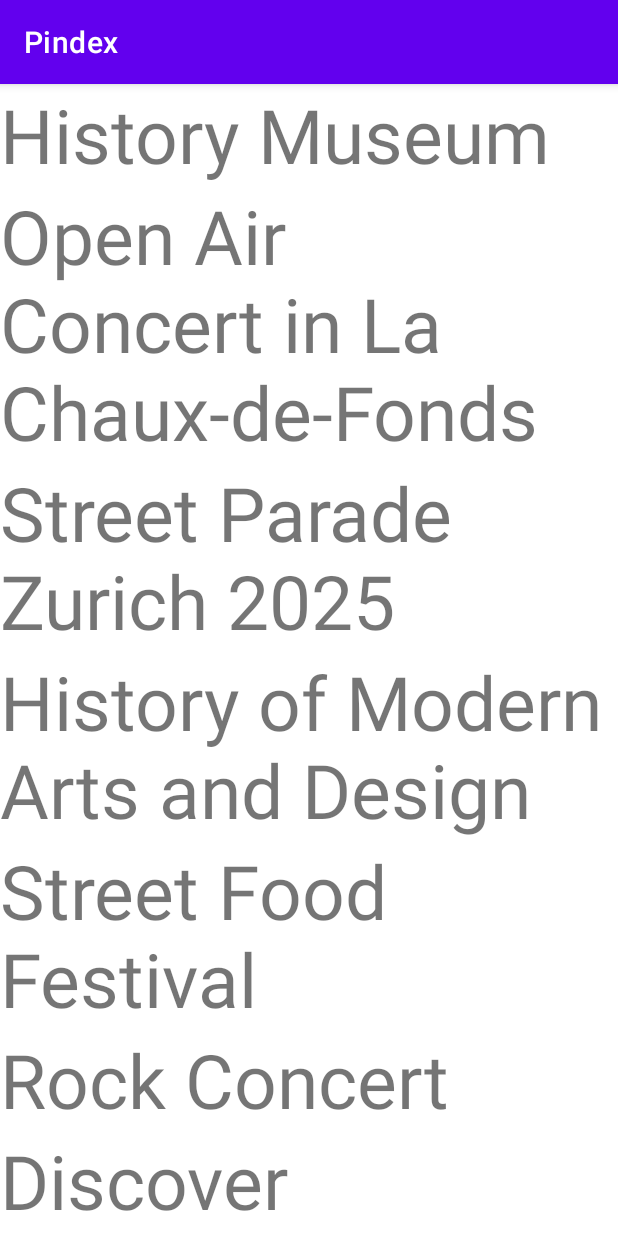
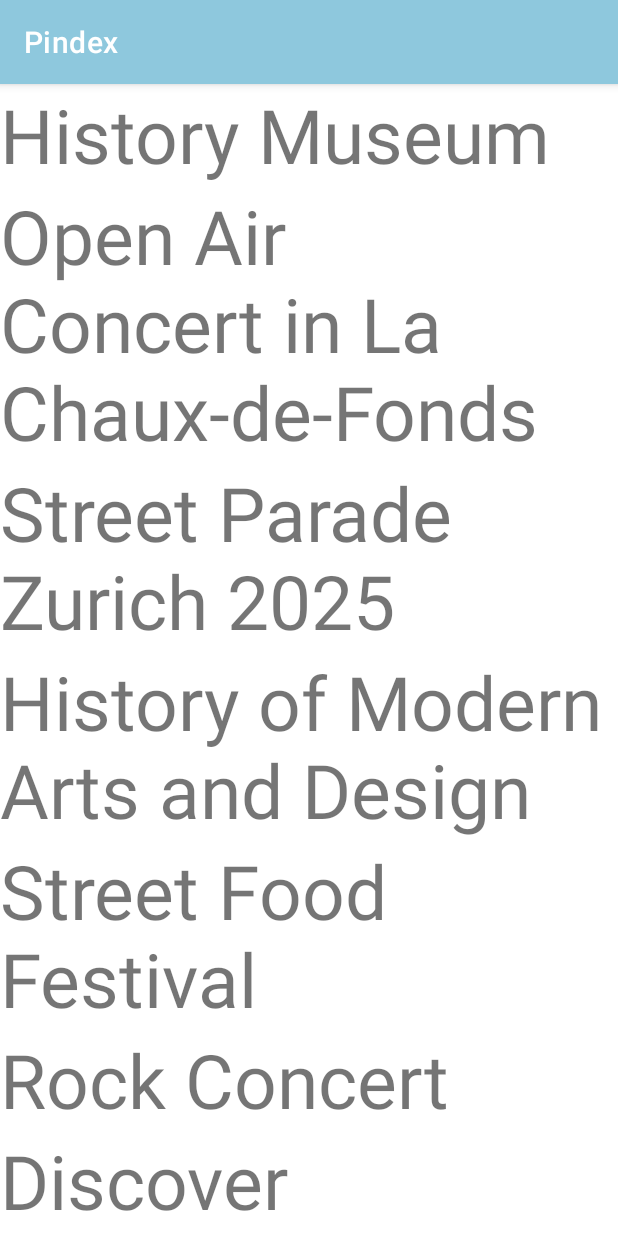
Before and after one commit to lucasrlt/PindexTourTest, an Android app: the screen it shows after launch (HomeActivity), on a phone screen of 412 x 824 dp. Run offline under Robolectric (Android 15) with nearby library versions, the phone set to English and light mode, and no system bars.

Commit message:
Change default theme and color

```diff
--- a/app/src/main/AndroidManifest.xml
+++ b/app/src/main/AndroidManifest.xml
@@ -8,7 +8,7 @@
         android:label="@string/app_name"
         android:roundIcon="@mipmap/ic_launcher_round"
         android:supportsRtl="true"
-        android:theme="@style/Theme.MyApplication">
+        android:theme="@style/Theme.Pindex">
         <activity android:name="com.pindex.main.home.HomeActivity">
             <intent-filter>
                 <action android:name="android.intent.action.MAIN" />
--- a/app/src/main/res/values/themes.xml
+++ b/app/src/main/res/values/themes.xml
@@ -1,8 +1,8 @@
 <resources xmlns:tools="http://schemas.android.com/tools">
     <!-- Base application theme. -->
-    <style name="Theme.MyApplication" parent="Theme.MaterialComponents.DayNight.DarkActionBar">
+    <style name="Theme.Pindex" parent="Theme.MaterialComponents.DayNight.DarkActionBar">
         <!-- Primary brand color. -->
-        <item name="colorPrimary">@color/purple_500</item>
+        <item name="colorPrimary">#8EC8DD</item>
         <item name="colorPrimaryVariant">@color/purple_700</item>
         <item name="colorOnPrimary">@color/white</item>
         <!-- Secondary brand color. -->
```
